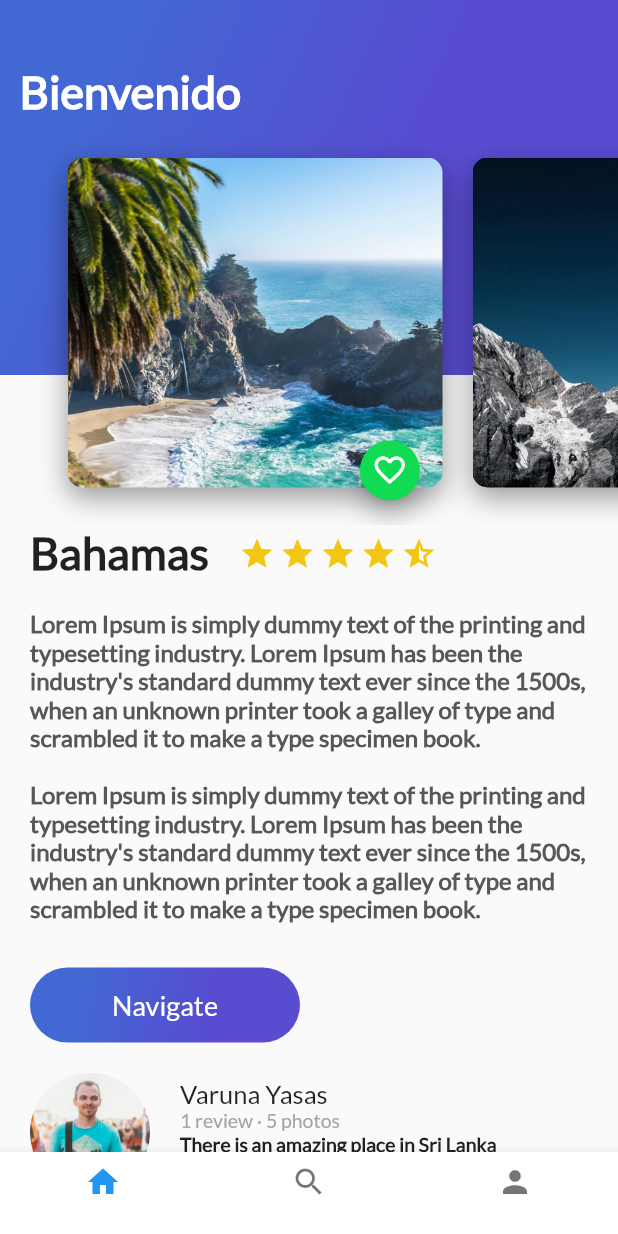
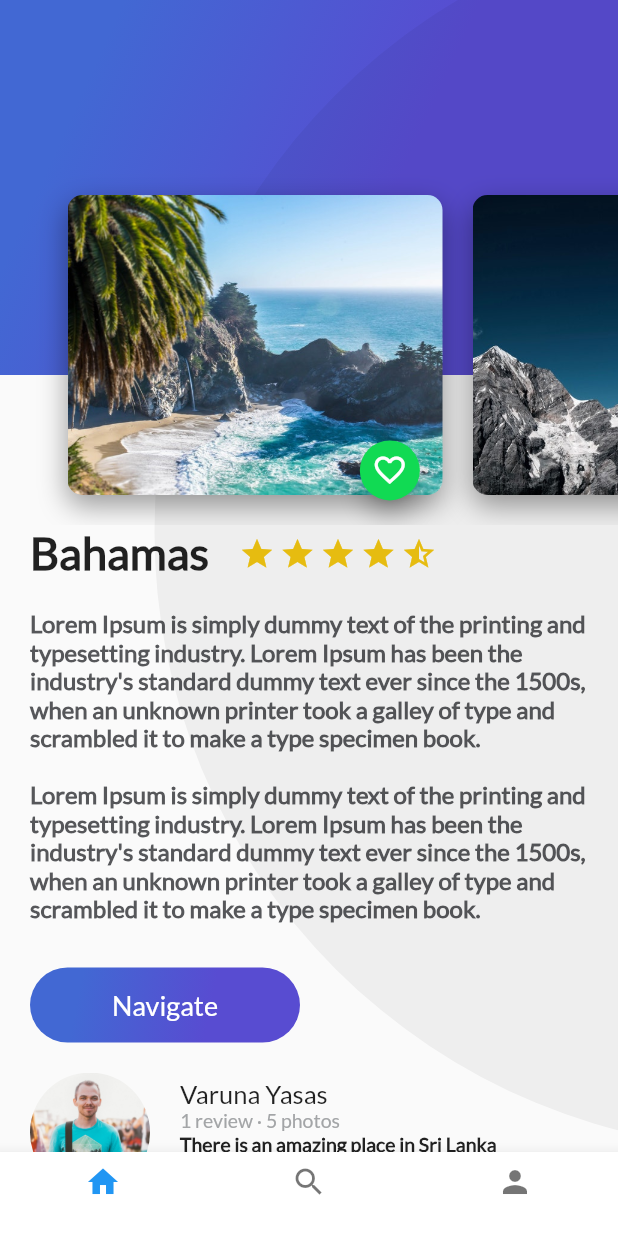
Before and after one commit to chezzandyto/Flutter_Platzi, a Flutter app: the PlatziTrips screen opened directly, on a phone screen of 412 x 824 dp. Run offline on Flutter 3.47's test engine with Material 2 defaults, Android fonts, the phone set to English and light mode, and no system bars; our stand-ins replace cloud_firestore, firebase_auth, google_sign_in; missing offline and left inert: generic_bloc_provider; accounts and stored records are empty.

Commit message:
funcional hasta boton de ADD place para

```diff
--- a/lib/Place/ui/screens/header_appbar.dart
+++ b/lib/Place/ui/screens/header_appbar.dart
@@ -8,7 +8,7 @@ class HeaderAppBar extends StatelessWidget {
     // TODO: implement build
     return Stack(
       children: <Widget>[
-        GradientBack("Bienvenido", 250.0),
+        GradientBack(height: 250.0),
         CardImageList()
       ],
     );
--- a/lib/Place/ui/widgets/card_image.dart
+++ b/lib/Place/ui/widgets/card_image.dart
@@ -1,22 +1,35 @@
 import 'package:flutter/material.dart';
-import '../../../widgets/floating_action_button_green.dart';
+import 'package:platzi_trips_app/widgets/floating_action_button_green.dart';
 
-class  CardImage extends StatelessWidget {
+class  CardImageWithFabIcon extends StatelessWidget {
 
-  String pathImage = "assets/img/beach.jpeg";
+  final double height;
+  final double width;
+  final double left;
+  final String pathImage;
+  final VoidCallback onPressedFabIcon;
+  final IconData iconData;
 
-  CardImage(this.pathImage);
+
+  CardImageWithFabIcon({
+    Key key,
+    @required this.pathImage,
+    @required this.width,
+    @required this.height,
+    @required this.onPressedFabIcon,
+    @required this.iconData,
+    this.left
+  });
 
   @override
   Widget build(BuildContext context) {
     // TODO: implement build
 
     final card = Container(
-      height: 350.0,
-      width: 250.0,
+      height: height,
+      width: width,
       margin: EdgeInsets.only(
-        top: 80.0,
-        left: 20.0
+          left: left
 
       ),
 
@@ -42,7 +55,10 @@ class  CardImage extends StatelessWidget {
       alignment: Alignment(0.9,1.1),
       children: <Widget>[
         card,
-        FloatingActionButtonGreen()
+        FloatingActionButtonGreen(
+          iconData: iconData,
+          onPressed: onPressedFabIcon,
+        )
       ],
     );
   }
--- a/lib/Place/ui/widgets/card_image_list.dart
+++ b/lib/Place/ui/widgets/card_image_list.dart
@@ -6,17 +6,36 @@ class CardImageList extends StatelessWidget {
   @override
   Widget build(BuildContext context) {
     // TODO: implement build
+
+    double width = 250.0;
+    double height = 200.0;
+    double left = 20.0;
     return Container(
       height: 350.0,
       child: ListView(
         padding: EdgeInsets.all(25.0),
         scrollDirection: Axis.horizontal,
         children: <Widget>[
-          CardImage("assets/img/beach_palm.jpeg"),
-          CardImage("assets/img/mountain.jpeg"),
-          CardImage("assets/img/mountain_stars.jpeg"),
-          CardImage("assets/img/river.jpeg"),
-          CardImage("assets/img/sunset.jpeg"),
+          CardImageWithFabIcon(pathImage: "assets/img/beach_palm.jpeg", iconData: Icons.favorite_border,
+          width: width,
+          height: height,
+          left: left,),
+          CardImageWithFabIcon(pathImage: "assets/img/mountain.jpeg", iconData: Icons.favorite_border,
+            width: width,
+            height: height,
+            left: left,),
+          CardImageWithFabIcon(pathImage: "assets/img/mountain_stars.jpeg", iconData: Icons.favorite_border,
+            width: width,
+            height: height,
+            left: left,),
+          CardImageWithFabIcon(pathImage: "assets/img/river.jpeg", iconData: Icons.favorite_border,
+            width: width,
+            height: height,
+            left: left,),
+          CardImageWithFabIcon(pathImage: "assets/img/sunset.jpeg", iconData: Icons.favorite_border,
+            width: width,
+            height: height,
+            left: left,),
         ],
       ),
     );
--- a/lib/Place/ui/widgets/description_place.dart
+++ b/lib/Place/ui/widgets/description_place.dart
@@ -110,7 +110,7 @@ class DescriptionPlace extends StatelessWidget {
       children: <Widget>[
         title_stars,
         description,
-        ButtonPurple("Navigate")
+        ButtonPurple(buttonText: "Navigate", onPressed: (){},)
       ],
     );
 
--- a/lib/User/ui/widgets/circle_button.dart
+++ b/lib/User/ui/widgets/circle_button.dart
@@ -34,6 +34,7 @@ class _CircleButton extends State<CircleButton> {
             size: widget.iconSize,
             color: Color(0xFF4268D3),
           ),
+          heroTag: null,
         )
     );
   }
--- a/lib/widgets/button_purple.dart
+++ b/lib/widgets/button_purple.dart
@@ -3,21 +3,20 @@ import 'package:flutter/material.dart';
 
 class ButtonPurple extends StatelessWidget {
 
-  String buttonText = "Navigate";
+  final String buttonText;
+  final VoidCallback onPressed;
 
-  ButtonPurple(this.buttonText);
+  ButtonPurple({
+    Key key,
+    @required this.buttonText,
+    @required this.onPressed
+});
 
   @override
   Widget build(BuildContext context) {
     // TODO: implement build
     return InkWell(
-      onTap: () {
-        Scaffold.of(context).showSnackBar(
-            SnackBar(
-              content: Text("Navegando"),
-            )
-        );
-      },
+      onTap: onPressed,
       child: Container(
         margin: EdgeInsets.only(
             top: 30.0,
--- a/lib/widgets/floating_action_button_green.dart
+++ b/lib/widgets/floating_action_button_green.dart
@@ -1,6 +1,16 @@
 import 'package:flutter/material.dart';
 
 class FloatingActionButtonGreen extends StatefulWidget {
+
+  final IconData iconData;
+  final VoidCallback onPressed;
+
+  FloatingActionButtonGreen({
+   Key key,
+   @required this.iconData,
+   @required this.onPressed
+});
+
   @override
   State<StatefulWidget> createState() {
     // TODO: implement createState
@@ -12,14 +22,14 @@ class FloatingActionButtonGreen extends StatefulWidget {
 
 class _FloatingActionButtonGreen extends State<FloatingActionButtonGreen> {
 
-  void onPressedFav(){
+  /*void onPressedFav(){
     Scaffold.of(context).showSnackBar(
         SnackBar(
           content: Text("Agregaste a tus Favoritos"),
         )
     );
 
-  }
+  }*/
 
   @override
   Widget build(BuildContext context) {
@@ -28,10 +38,11 @@ class _FloatingActionButtonGreen extends State<FloatingActionButtonGreen> {
       backgroundColor: Color(0xFF11DA53),
       mini: true,
       tooltip: "Fav",
-      onPressed: onPressedFav,
+      onPressed: widget.onPressed,
       child: Icon(
         Icons.favorite_border
       ),
+      heroTag: null,
     );
   }
 
--- a/lib/widgets/gradient_back.dart
+++ b/lib/widgets/gradient_back.dart
@@ -6,12 +6,21 @@ class GradientBack extends StatelessWidget {
 
   String title = "Popular";
 
-  GradientBack(this.title, this.height);
+  GradientBack({ Key key, this.height}); // si heigth es null entonces es full screen
 
   @override
   Widget build(BuildContext context) {
     // TODO: implement build
+
+    double screenHeight = MediaQuery.of(context).size.height; // para traer la altura de la pantalla del celular
+    double screenWidth = MediaQuery.of(context).size.width;
+
+    if(height==null){
+      height = screenHeight;
+    }
+
     return Container(
+      width: screenWidth,
       height: height,
       decoration: BoxDecoration(
         gradient: LinearGradient(
@@ -27,7 +36,19 @@ class GradientBack extends StatelessWidget {
       ),
 
 
-      child: Text(
+      child: FittedBox(
+        fit: BoxFit.none,
+        alignment: Alignment(-1.5, -0.8),
+        child: Container(
+          width: screenHeight,
+          height: screenHeight,
+          decoration: BoxDecoration(
+            color: Color.fromRGBO(0, 0, 0, 0.05),
+            borderRadius: BorderRadius.circular(screenHeight/2)
+          ),
+        ),
+      ),
+      /*Text(
         title,
         style: TextStyle(
           color: Colors.white,
@@ -35,9 +56,9 @@ class GradientBack extends StatelessWidget {
           fontFamily: "Lato",
           fontWeight: FontWeight.bold
         ),
-      ),
+      ),*/
 
-      alignment: Alignment(-0.9, -0.6),
+      //alignment: Alignment(-0.9, -0.6),
 
     );
   }
```
Also changed, not shown: lib/Place/ui/screens/add_place_screen.dart (added, +125 -0 lines), lib/Place/ui/screens/title_input_location.dart (added, +61 -0 lines), lib/User/ui/screens/sign_in_screen.dart (+10 -2 lines), lib/User/ui/widgets/button_bar.dart (+9 -1 lines), lib/widgets/text_input.dart (added, +55 -0 lines), lib/widgets/title_header.dart (added, +28 -0 lines). Lines whose indentation alone changed are shown as unchanged.
